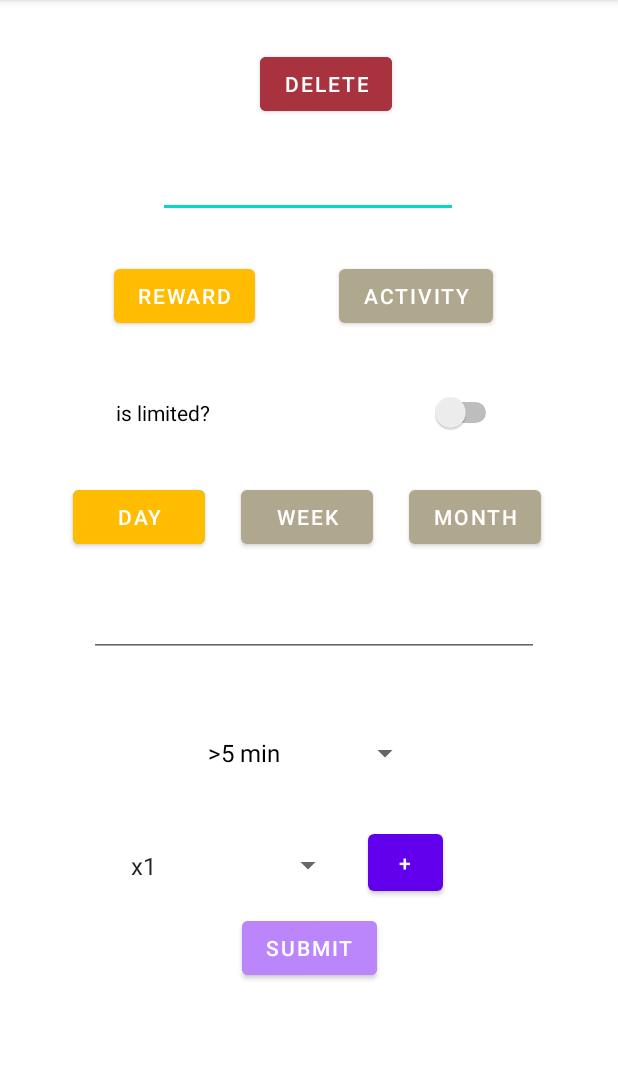
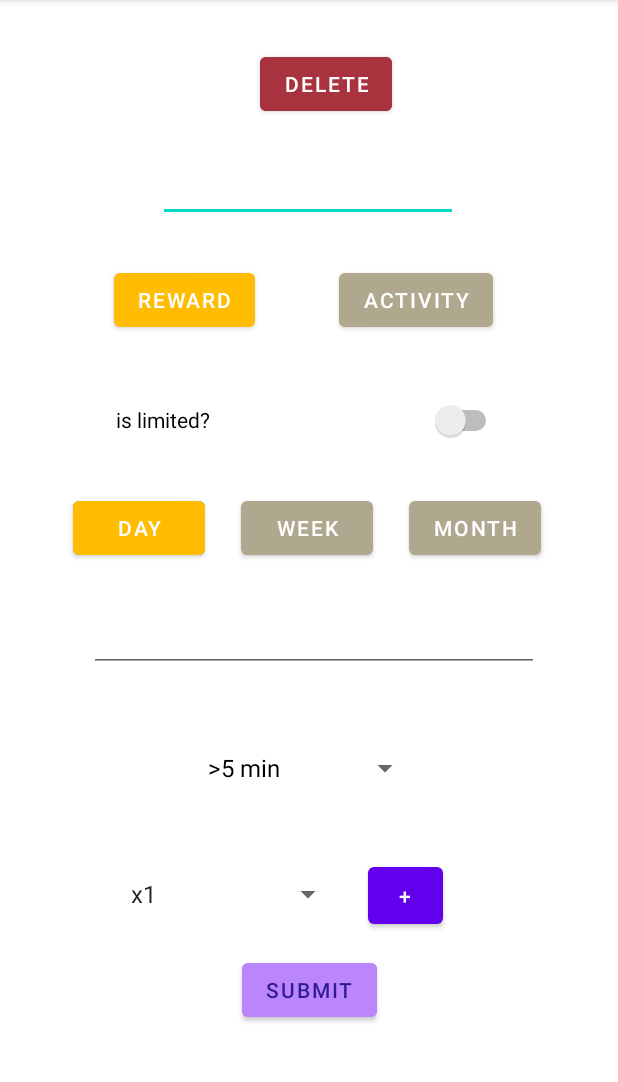
Before and after one commit to Garnicanicolas32/Earn-it-app, an Android app: the CreateReward screen opened directly, with no data from a screen before it, on a phone screen of 412 x 824 dp, the part 84-1166 px from its top. Run offline under Robolectric (Android 15) with nearby library versions, the phone set to English and light mode, and no system bars.

Commit message:
Edit fix

```diff
--- a/RewardsKotlin/app/src/main/java/com/example/rewardskotlin/MainActivity.kt
+++ b/RewardsKotlin/app/src/main/java/com/example/rewardskotlin/MainActivity.kt
@@ -94,24 +94,26 @@ class MainActivity : AppCompatActivity() {
                 if (intent.getBooleanExtra("isChangeAndDelete", false)) {
                     val oldReward =
                         Gson().fromJson(intent.getStringExtra("OldObject") + "", Reward::class.java)
-                    if (getIndexSavedReward(oldReward) > -1) {
-                        //OLD REWARD FOUND
-                    }
-                }else{
-
+                    deleteReward(oldReward)
                 }
-
-                if (newRewardObtained.isReward) globalData.listRewards =
-                    globalData.listRewards + newRewardObtained
-                else globalData.listActivities = globalData.listActivities + newRewardObtained
+                if (newRewardObtained.isReward){
+                    globalData.listRewards = globalData.listRewards + newRewardObtained
+                    rewardSelected = true
+                }
+                else{
+                    globalData.listActivities = globalData.listActivities + newRewardObtained
+                    rewardSelected = false
+                }
             }
             saveData(globalData)
+
             refresh()
         }
 
         //TEMPORAL DELETE ALL // REMOVE IN FINAL
         viewBinding.btnDeleteAll.setOnClickListener {
-            globalData.listRewards = listOf<Reward>()
+            globalData.listRewards = emptyList()
+            globalData.listRewards = emptyList()
             saveData(globalData)
             refresh()
         }
--- a/RewardsKotlin/app/src/main/res/layout/activity_create_reward.xml
+++ b/RewardsKotlin/app/src/main/res/layout/activity_create_reward.xml
@@ -13,11 +13,13 @@
         android:layout_marginTop="100dp"
         android:inputType="text"
         android:maxLength="20"
+        android:minHeight="48dp"
         app:layout_constraintEnd_toEndOf="parent"
         app:layout_constraintHorizontal_bias="0.497"
         app:layout_constraintStart_toStartOf="parent"
         app:layout_constraintTop_toTopOf="parent"
-        tools:text="nombre" />
+        tools:text="nombre"
+        android:importantForAutofill="no" />
 
     <Button
         android:id="@+id/btnChooseActivty"
@@ -25,7 +27,7 @@
         android:layout_height="wrap_content"
         android:layout_marginStart="56dp"
         android:layout_marginTop="28dp"
-        android:text="Activity"
+        android:text="@string/activity"
         app:layout_constraintStart_toEndOf="@+id/btnchooseReward"
         app:layout_constraintTop_toBottomOf="@+id/txtNombre" />
 
@@ -35,16 +37,16 @@
         android:layout_height="wrap_content"
         android:layout_marginStart="76dp"
         android:layout_marginTop="28dp"
-        android:text="Reward"
+        android:text="@string/reward"
         app:layout_constraintStart_toStartOf="parent"
         app:layout_constraintTop_toBottomOf="@+id/txtNombre" />
 
     <Switch
         android:id="@+id/isLimited"
         android:layout_width="257dp"
-        android:layout_height="43dp"
+        android:layout_height="48dp"
         android:layout_marginTop="32dp"
-        android:text="is limited?"
+        android:text="@string/is_limited"
         app:layout_constraintEnd_toEndOf="parent"
         app:layout_constraintHorizontal_bias="0.5"
         app:layout_constraintStart_toStartOf="parent"
@@ -60,7 +62,8 @@
         app:layout_constraintEnd_toEndOf="parent"
         app:layout_constraintStart_toStartOf="parent"
         app:layout_constraintTop_toBottomOf="@+id/isLimited"
-        tools:text="limited times" />
+        tools:text="limited times"
+        android:importantForAutofill="no" />
 
     <Button
         android:id="@+id/btnDay"
@@ -69,7 +72,7 @@
         android:layout_marginTop="24dp"
         android:layout_marginEnd="24dp"
         android:backgroundTint="@color/teal_200"
-        android:text="Day"
+        android:text="@string/day"
         app:layout_constraintEnd_toStartOf="@+id/btnWeek"
         app:layout_constraintTop_toBottomOf="@+id/txtLimitedTimes" />
 
@@ -79,7 +82,7 @@
         android:layout_height="wrap_content"
         android:layout_marginStart="24dp"
         android:layout_marginTop="24dp"
-        android:text="month"
+        android:text="@string/month"
         app:layout_constraintStart_toEndOf="@+id/btnWeek"
         app:layout_constraintTop_toBottomOf="@+id/txtLimitedTimes" />
 
@@ -88,7 +91,7 @@
         android:layout_width="wrap_content"
         android:layout_height="wrap_content"
         android:layout_marginTop="24dp"
-        android:text="Week"
+        android:text="@string/week"
         app:layout_constraintEnd_toEndOf="parent"
         app:layout_constraintHorizontal_bias="0.495"
         app:layout_constraintStart_toStartOf="parent"
@@ -101,11 +104,13 @@
         android:layout_marginTop="24dp"
         android:inputType="number"
         android:maxLength="3"
+        android:minHeight="48dp"
         app:layout_constraintEnd_toEndOf="parent"
         app:layout_constraintHorizontal_bias="0.528"
         app:layout_constraintStart_toStartOf="parent"
         app:layout_constraintTop_toBottomOf="@+id/btnWeek"
-        tools:text="num" />
+        tools:text="num"
+        android:importantForAutofill="no" />
 
     <Spinner
         android:id="@+id/getPrioridad"
@@ -113,6 +118,7 @@
         android:layout_height="wrap_content"
         android:layout_marginTop="40dp"
         android:entries="@array/Reward"
+        android:minHeight="48dp"
         app:layout_constraintEnd_toEndOf="parent"
         app:layout_constraintHorizontal_bias="0.498"
         app:layout_constraintStart_toStartOf="parent"
@@ -123,7 +129,7 @@
     <Spinner
         android:id="@+id/getTag"
         android:layout_width="150dp"
-        android:layout_height="30dp"
+        android:layout_height="48dp"
         android:layout_marginTop="36dp"
         android:entries="@array/debugView"
         app:layout_constraintEnd_toEndOf="parent"
@@ -138,8 +144,8 @@
         android:layout_width="50dp"
         android:layout_height="50dp"
         android:layout_marginStart="16dp"
-        android:layout_marginTop="24dp"
-        android:text="+"
+        android:layout_marginTop="36dp"
+        android:text="@string/addPLUS"
         app:layout_constraintStart_toEndOf="@+id/getTag"
         app:layout_constraintTop_toBottomOf="@+id/getPrioridad" />
 
@@ -150,7 +156,7 @@
         android:layout_marginStart="20dp"
         android:layout_marginTop="12dp"
         android:backgroundTint="@color/teal_200"
-        android:text="add"
+        android:text="@string/add"
         android:textSize="11sp"
         android:visibility="gone"
         app:layout_constraintStart_toEndOf="@+id/txtNombreTag"
@@ -168,7 +174,8 @@
         app:layout_constraintHorizontal_bias="0.279"
         app:layout_constraintStart_toStartOf="parent"
         app:layout_constraintTop_toBottomOf="@+id/getTag"
-        tools:text="nombre" />
+        tools:text="nombre"
+        android:importantForAutofill="no" />
 
     <Button
         android:id="@+id/btnSubmit"
@@ -176,7 +183,8 @@
         android:layout_height="wrap_content"
         android:layout_marginTop="16dp"
         android:backgroundTint="@color/purple_200"
-        android:text="SUBMIT"
+        android:text="@string/submit"
+        android:textColor="#311B92"
         app:layout_constraintEnd_toEndOf="parent"
         app:layout_constraintStart_toStartOf="parent"
         app:layout_constraintTop_toBottomOf="@+id/txtNombreTag" />
@@ -187,7 +195,7 @@
         android:layout_height="wrap_content"
         android:layout_marginTop="32dp"
         android:backgroundTint="#a8323e"
-        android:text="delete"
+        android:text="@string/delete"
         app:layout_constraintEnd_toEndOf="parent"
         app:layout_constraintHorizontal_bias="0.535"
         app:layout_constraintStart_toStartOf="parent"
--- a/RewardsKotlin/app/src/main/res/layout/item_reward.xml
+++ b/RewardsKotlin/app/src/main/res/layout/item_reward.xml
@@ -15,6 +15,7 @@
         android:background="@color/white"
         app:layout_constraintStart_toEndOf="@+id/textView"
         app:layout_constraintTop_toTopOf="parent"
+        tools:ignore="TouchTargetSizeCheck,TextContrastCheck"
         tools:text="+100" />
 
     <TextView
--- a/RewardsKotlin/app/src/main/res/values/strings.xml
+++ b/RewardsKotlin/app/src/main/res/values/strings.xml
@@ -5,6 +5,15 @@
     <string name="addPLUS">+</string>
     <string name="delete_all">delete all</string>
     <string name="usage">USAGE</string>
+    <string name="activity">Activity</string>
+    <string name="reward">Reward</string>
+    <string name="is_limited">is limited?</string>
+    <string name="month">month</string>
+    <string name="week">Week</string>
+    <string name="add">add</string>
+    <string name="submit">SUBMIT</string>
+    <string name="delete">delete</string>
+    <string name="day">Day</string>
 
     <string-array name="debugView">
         <item>x1</item>
```
